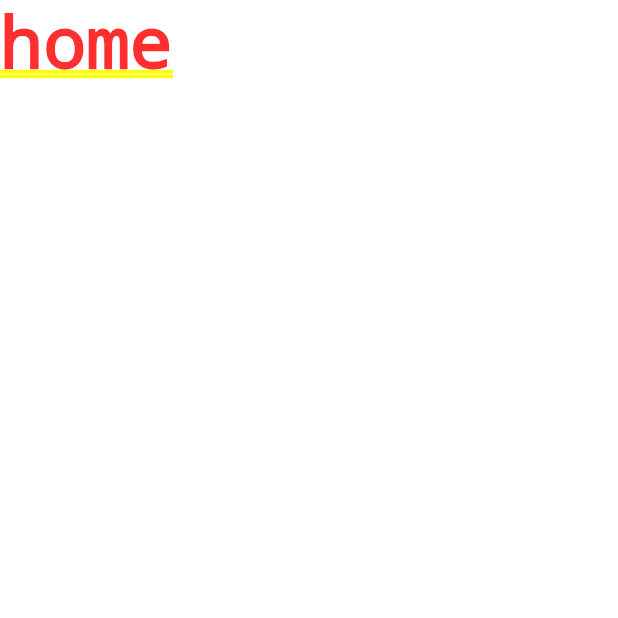
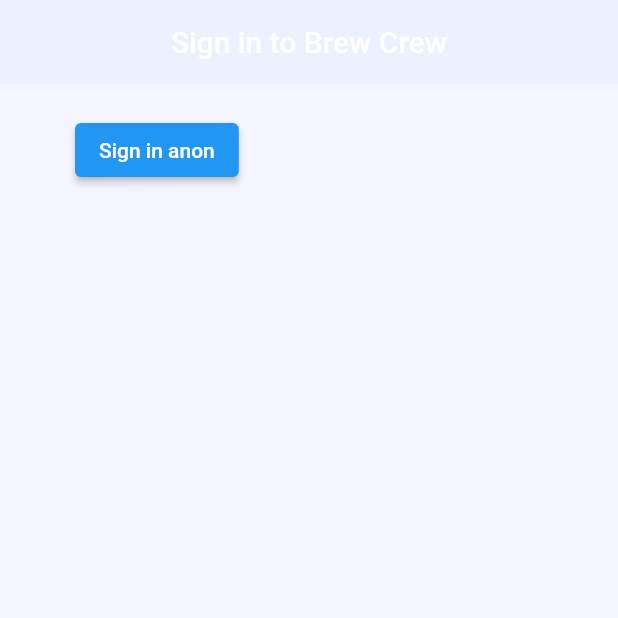
Before and after one commit to SCORPIA2004/Akaza, a Flutter app: the screen it shows after launch, on a phone screen of 412 x 824 dp, the top half of it. Run offline on Flutter 3.47's test engine with Material 2 defaults, Android fonts, the light colour scheme and no system bars; our stand-ins replace firebase_auth, firebase_core; accounts and stored records are empty.

Commit message:
Implemented anon user login

```diff
--- a/Flutter/brew_crew/lib/main.dart
+++ b/Flutter/brew_crew/lib/main.dart
@@ -1,7 +1,10 @@
 import 'package:brew_crew/screens/wrapper.dart';
 import 'package:flutter/material.dart';
+import 'package:firebase_core/firebase_core.dart';
 
-void main() {
+void main() async {
+  WidgetsFlutterBinding.ensureInitialized();
+  await Firebase.initializeApp();
   runApp(const MyApp());
 }
 
--- a/Flutter/brew_crew/lib/screens/authenticateScreen/authenticate.dart
+++ b/Flutter/brew_crew/lib/screens/authenticateScreen/authenticate.dart
@@ -1,3 +1,4 @@
+import 'package:brew_crew/services/sign_in.dart';
 import 'package:flutter/material.dart';
 
     class Authenticate extends StatefulWidget {
@@ -9,7 +10,7 @@
       @override
       Widget build(BuildContext context) {
         return Container(
-          child: Text('Authenticate widget text'),
+          child: SignIn()
         );
       }
     }
--- a/Flutter/brew_crew/lib/screens/wrapper.dart
+++ b/Flutter/brew_crew/lib/screens/wrapper.dart
@@ -1,5 +1,6 @@
 import 'package:brew_crew/screens/authenticateScreen/authenticate.dart';
 import 'package:brew_crew/screens/homeScreen/home.dart';
+import 'package:brew_crew/services/sign_in.dart';
 import 'package:flutter/material.dart';
 
 class Wrapper extends StatelessWidget {
@@ -10,6 +11,8 @@
 
     // return either home or authenticate widget, depending on whether user is signed in ot not
 
-    return Home();
+    // return Home();
+    // return SignIn();
+    return Authenticate();
   }
 }
--- a/Flutter/brew_crew/lib/services/auth.dart
+++ b/Flutter/brew_crew/lib/services/auth.dart
@@ -9,6 +9,7 @@
   {
     try
     {
+
       UserCredential result = await _auth.signInAnonymously();
       User? user = result.user;
       return user;
--- /dev/null
+++ b/Flutter/brew_crew/lib/services/sign_in.dart
@@ -0,0 +1,49 @@
+import 'package:brew_crew/services/auth.dart';
+import 'package:flutter/material.dart';
+import 'package:firebase_auth/firebase_auth.dart';
+
+const bgColorApp = const Color(0x0E2E46FF);
+const bgColorAppBar = const Color(0x0D528DFF);
+
+class SignIn extends StatefulWidget {
+
+  @override
+
+  _SignInState createState() => _SignInState();
+}
+
+
+class _SignInState extends State<SignIn> {
+
+  final AuthService _auth = AuthService();
+
+  @override
+  Widget build(BuildContext context) {
+    return Scaffold(
+      backgroundColor: bgColorApp,
+      appBar: AppBar(
+        backgroundColor: bgColorAppBar,
+        elevation: 0.0,
+        title: Center(
+          child: Text('Sign in to Brew Crew'),
+        ),
+      ),
+      body: Container(
+        padding: EdgeInsets.symmetric(vertical: 20.0, horizontal: 50.0),
+        child: ElevatedButton(
+          child: Text("Sign in anon"),
+          onPressed:() async {
+            dynamic result = await _auth.signInAnon();
+            if(result == null)
+              print("Error signing in");
+            else
+            {
+              print("Signed in");
+              print(result);
+            }
+          }
+        ),
+      ),
+    );
+  }
+}
```
